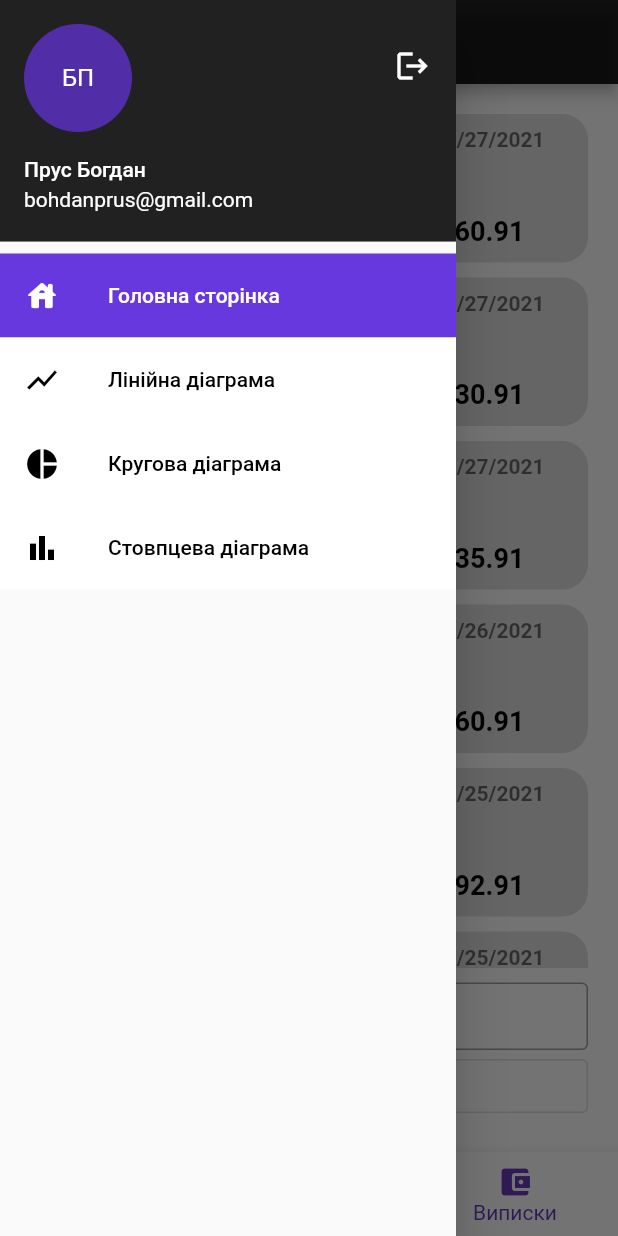
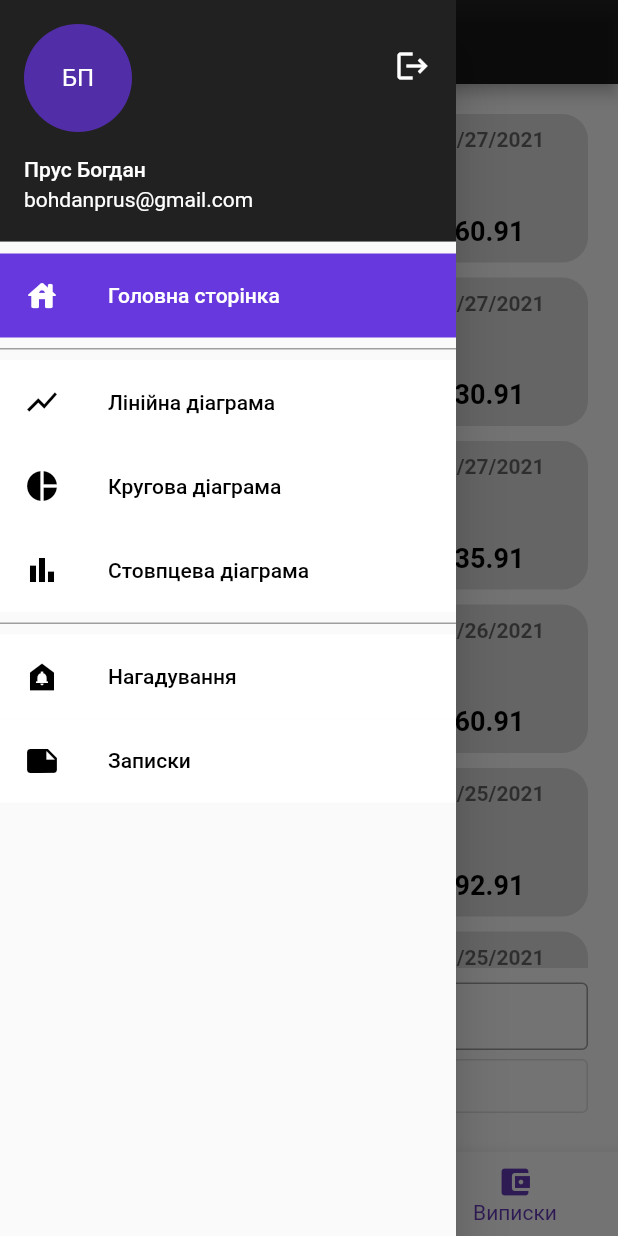
Before and after one commit to MiraculousNightingale/mono_management, a Flutter app: the ExpensesView screen opened by its route, with the side drawer open, on a phone screen of 412 x 824 dp. Run offline on Flutter 3.47's test engine with Material 2 defaults, Android fonts, the light colour scheme and no system bars; our stand-ins replace carousel_slider, dio, firebase_auth, firebase_core, fluttertoast, get and 6 more; accounts and stored records are empty; generated files the repository leaves out were written again; project files that could hold a hidden picture were left out.

Commit message:
Add Controllers to TextFields
Issue #19

```diff
--- a/lib/resources/localization.dart
+++ b/lib/resources/localization.dart
@@ -68,6 +68,8 @@ class Localization extends Translations {
   static const unexpectedError = 'unexpected error';
   static const error = 'error';
   static const ok = 'ok';
+  static const reminders = 'reminders';
+  static const notes = 'notes';
 
   @override
   Map<String, Map<String, String>> get keys => const {
@@ -136,6 +138,8 @@ class Localization extends Translations {
           unexpectedError: 'Unexpected error occurred',
           error: 'error',
           ok: 'Ok',
+          reminders: 'Reminders',
+          notes: 'Notes',
         },
         countryUA: {
           penis: 'Пісюн',
@@ -203,6 +207,8 @@ class Localization extends Translations {
           unexpectedError: 'Сталася неочікувана помилка',
           error: 'Помилка',
           ok: 'Ok',
+          reminders: 'Нагадування',
+          notes: 'Записки',
         }
       };
 }
--- a/lib/src/core/ui/common/navigation_drawer.dart
+++ b/lib/src/core/ui/common/navigation_drawer.dart
@@ -17,6 +17,7 @@ class NavigationDrawer extends StatelessWidget {
         padding: EdgeInsets.zero,
         children: [
           _buildDrawerHeader(userInfo),
+          // const Divider(height: 5, color: Colors.grey, thickness: 1),
           //TODO: add secondary color in params
           _buildDrawerTile(
             text: Localization.mainPage.tr,
@@ -29,6 +30,7 @@ class NavigationDrawer extends StatelessWidget {
             },
             pressed: Routes.bottomNavBarRoutes.contains(Get.currentRoute),
           ),
+          const Divider(height: 15, color: Colors.grey, thickness: 1),
           _buildDrawerTile(
             text: Localization.lineChart.tr,
             icon: Icons.show_chart,
@@ -58,6 +60,27 @@ class NavigationDrawer extends StatelessWidget {
               Get.toNamed(Routes.barChartRote);
             },
             pressed: Get.currentRoute == Routes.barChartRote,
+          ),
+          const Divider(height: 15, color: Colors.grey, thickness: 1),
+          _buildDrawerTile(
+            text: Localization.reminders.tr,
+            icon: Icons.doorbell_sharp,
+            textIconColor: Colors.black,
+            tileColor: Colors.white,
+            onTap: () {
+              Get.toNamed(Routes.barChartRote);
+            },
+            pressed: false,
+          ),
+          _buildDrawerTile(
+            text: Localization.notes.tr,
+            icon: Icons.note,
+            textIconColor: Colors.black,
+            tileColor: Colors.white,
+            onTap: () {
+              Get.toNamed(Routes.barChartRote);
+            },
+            pressed: false,
           ),
         ],
       ),
--- a/lib/src/core/ui/currency_rates/currency_rates_controller.dart
+++ b/lib/src/core/ui/currency_rates/currency_rates_controller.dart
@@ -1,6 +1,7 @@
 /// Placeholder for a future controller if it has to be implemented
 import 'dart:convert';
 
+import 'package:flutter/material.dart';
 import 'package:get/get.dart';
 import 'package:mono_management/src/core/data/data_manager.dart';
 import 'package:mono_management/src/data/model/currency_filter.dart';
@@ -23,6 +24,7 @@ class CurrencyRatesController extends GetxController {
   UserInfo _userInfo = UserInfo();
   List<CurrencyRate> _currencyRates = <CurrencyRate>[];
 
+  TextEditingController filterCurrencyNameController = TextEditingController();
   //List<CurrencyRate> _filteredCurrencyRates = <CurrencyRate>[];
   final List<Statement> _statements = <Statement>[];
   int _tabIndex = 0;
--- a/lib/src/core/ui/currency_rates/currency_rates_view.dart
+++ b/lib/src/core/ui/currency_rates/currency_rates_view.dart
@@ -216,7 +216,7 @@ class CurrencyRatesView extends GetView<CurrencyRatesController> {
         SizedBox(
           height: 45,
           child: TextField(
-            // controller: controller.currencyNameFilter,
+            controller: controller.filterCurrencyNameController,
             onChanged: (value) {
               controller.currencyFilterSearch = value;
             },
--- a/lib/src/core/ui/expenses/expenses_controller.dart
+++ b/lib/src/core/ui/expenses/expenses_controller.dart
@@ -35,8 +35,10 @@ class ExpensesController extends GetxController {
   String _searchMccFilterName = '';
   PickerDateRange filterStatementDateRange = const PickerDateRange(null, null);
   StatementOperationType _filterStatementType = StatementOperationType.all;
-  TextEditingController filterDateRangeTextController = TextEditingController();
-  DateRangePickerController filterDateRangeController = DateRangePickerController();
+  final TextEditingController filterStatementDescController = TextEditingController();
+  final TextEditingController filterDateRangeTextController = TextEditingController();
+  final TextEditingController filterMccFilterNameController = TextEditingController();
+  final DateRangePickerController filterDateRangeController = DateRangePickerController();
 
   StatementOperationType get filterStatementType => _filterStatementType;
 
@@ -166,8 +168,6 @@ class ExpensesController extends GetxController {
         .toList();
   }
 
-  final TextEditingController currencyNameFilter = TextEditingController();
-
   bool _progress = false;
 
   set progress(bool value) {
--- a/lib/src/core/ui/expenses/expenses_filter_page.dart
+++ b/lib/src/core/ui/expenses/expenses_filter_page.dart
@@ -259,7 +259,7 @@ class ExpensesFilterPage extends StatelessWidget {
         SizedBox(
           height: 45,
           child: TextField(
-            //controller: controller.currencyNameFilter,
+            controller: controller.filterMccFilterNameController,
             onChanged: (value) {
               controller.searchMccFilterName = value;
             },
--- a/lib/src/core/ui/expenses/expenses_view.dart
+++ b/lib/src/core/ui/expenses/expenses_view.dart
@@ -53,7 +53,7 @@ class ExpensesView extends GetView<ExpensesController> {
                               SizedBox(
                                 height: 45,
                                 child: TextField(
-                                  controller: controller.currencyNameFilter,
+                                  controller: controller.filterStatementDescController,
                                   onChanged: (value) {
                                     controller.searchStatementDesc = value;
                                   },
```
